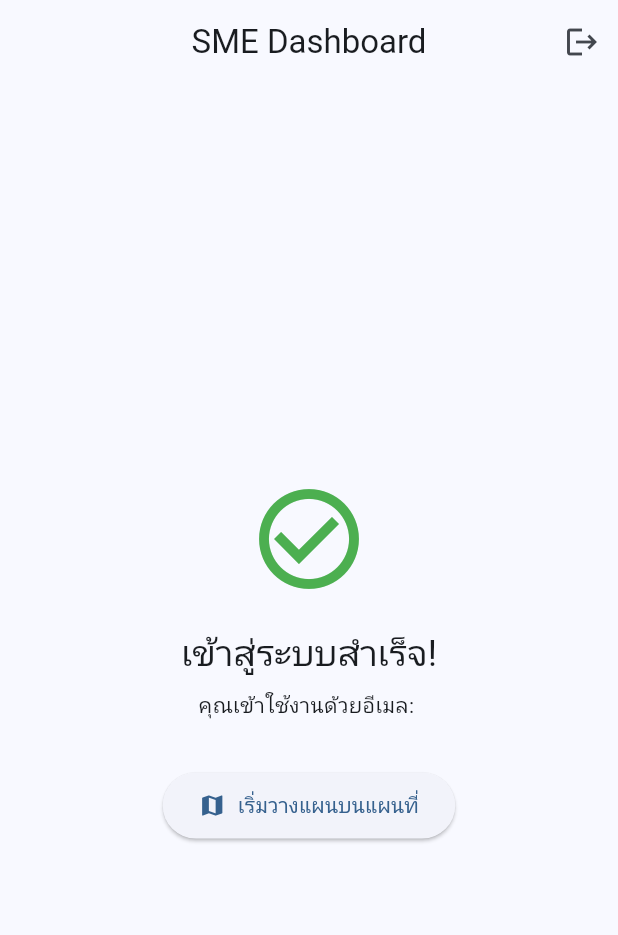
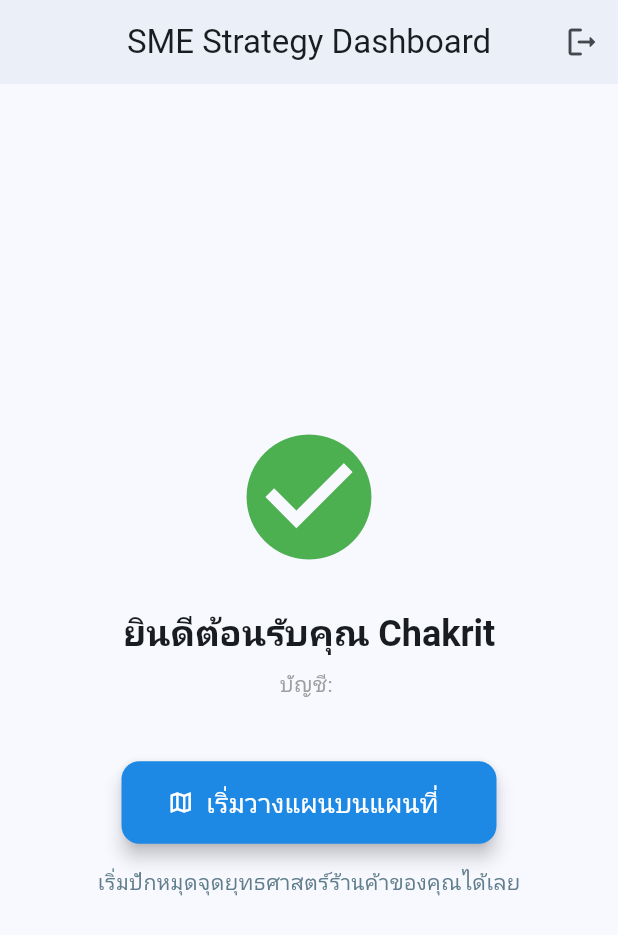
Before and after one commit to mncoding025-create/flutter_sme_map_strategy, a Flutter app: the screen it shows once a user with an empty profile is signed in, on a phone screen of 412 x 824 dp. Shown: the top 935 px of the screen. Run offline on Flutter 3.47's test engine with Material 3 defaults, Android fonts, the phone set to English and light mode, and no system bars; our stand-ins replace flutter_dotenv, google_maps_flutter, supabase_flutter; accounts and stored records are empty.

Commit message:
Do little Dashboard

```diff
--- a/lib/main.dart
+++ b/lib/main.dart
@@ -1,14 +1,16 @@
 import 'package:flutter/material.dart';
 import 'package:flutter_dotenv/flutter_dotenv.dart';
 import 'package:supabase_flutter/supabase_flutter.dart';
+// ต้องมั่นใจว่ามีไฟล์ map_page.dart อยู่ในโฟลเดอร์ views นะครับ
 import 'package:flutter_sme_map_strategy/views/login_page.dart';
+import 'package:flutter_sme_map_strategy/views/map_page.dart';
 
 Future<void> main() async {
   // 1. ตรวจสอบการเชื่อมต่อกับ Native Platform
   WidgetsFlutterBinding.ensureInitialized();
 
   try {
-    // 2. โหลดไฟล์ .env
+    // 2. โหลดไฟล์ .env (สำหรับ API Key ต่างๆ)
     await dotenv.load(fileName: ".env");
     print("✅ .env loaded successfully");
 
@@ -16,7 +18,6 @@ Future<void> main() async {
     await Supabase.initialize(
       url: dotenv.env['SUPABASE_URL'] ?? '',
       anonKey: dotenv.env['SUPABASE_ANON_KEY'] ?? '',
-      // ตั้งค่า Auth สำหรับ Web ให้เสถียรขึ้น
       authOptions: const FlutterAuthClientOptions(
         authFlowType: AuthFlowType.pkce,
       ),
@@ -29,7 +30,7 @@ Future<void> main() async {
   runApp(const MyApp());
 }
 
-// ตัวแปรลัดสำหรับเรียกใช้ Supabase Client
+// ตัวแปรลัดสำหรับเรียกใช้ Supabase Client ทั่วทั้งแอป
 final supabase = Supabase.instance.client;
 
 class MyApp extends StatelessWidget {
@@ -42,9 +43,10 @@ class MyApp extends StatelessWidget {
       debugShowCheckedModeBanner: false,
       theme: ThemeData(
         useMaterial3: true,
-        colorSchemeSeed: Colors.blue,
+        colorSchemeSeed: Colors.blue, // ใช้สีฟ้าเป็นธีมหลัก
+        brightness: Brightness.light,
       ),
-      // เริ่มต้นที่หน้าเช็คสถานะ Login
+      // ด่านแรก: เช็คว่า Login หรือยัง
       home: const AuthCheckPage(),
     );
   }
@@ -61,7 +63,7 @@ class _AuthCheckPageState extends State<AuthCheckPage> {
   @override
   void initState() {
     super.initState();
-    // ฟังการเปลี่ยนแปลงสถานะ Login (เช่น พอกด Magic Link ปุ๊บ ให้เปลี่ยนหน้าปั๊บ)
+    // ติดตามสถานะการเข้าสู่ระบบ
     supabase.auth.onAuthStateChange.listen((data) {
       if (mounted) {
         setState(() {});
@@ -71,56 +73,84 @@ class _AuthCheckPageState extends State<AuthCheckPage> {
 
   @override
   Widget build(BuildContext context) {
-    // เช็ค Session ปัจจุบัน
     final session = supabase.auth.currentSession;
 
     if (session != null) {
-      // --- หน้าจอหลังจาก Login สำเร็จ ---
+      // --- ส่วนหน้าจอ Dashboard เมื่อ Login สำเร็จ ---
       return Scaffold(
         appBar: AppBar(
-          title: const Text('SME Dashboard'),
+          title: const Text('SME Strategy Dashboard'),
           centerTitle: true,
+          elevation: 2,
           actions: [
             IconButton(
-              icon: const Icon(Icons.logout),
-              tooltip: 'ออกจากระบบ',
+              icon: const Icon(Icons.logout_rounded),
               onPressed: () async {
                 await supabase.auth.signOut();
               },
             )
           ],
         ),
-        body: Center(
+        body: Container(
+          width: double.infinity,
+          padding: const EdgeInsets.all(24.0),
           child: Column(
             mainAxisAlignment: MainAxisAlignment.center,
             children: [
-              const Icon(Icons.check_circle_outline,
-                  color: Colors.green, size: 80),
-              const SizedBox(height: 20),
+              const Icon(Icons.check_circle, color: Colors.green, size: 100),
+              const SizedBox(height: 24),
               Text(
-                'เข้าสู่ระบบสำเร็จ!',
-                style: Theme.of(context).textTheme.headlineSmall,
+                'ยินดีต้อนรับคุณ Chakrit',
+                style: Theme.of(context).textTheme.headlineSmall?.copyWith(
+                      fontWeight: FontWeight.bold,
+                    ),
               ),
               const SizedBox(height: 8),
-              Text('คุณเข้าใช้งานด้วยอีเมล: ${session.user.email}'),
-              const SizedBox(height: 32),
-              ElevatedButton.icon(
-                onPressed: () {
-                  // TODO: นำทางไปหน้าแผนที่ (ที่เรากำลังจะสร้าง)
-                },
-                icon: const Icon(Icons.map),
-                label: const Text('เริ่มวางแผนบนแผนที่'),
-                style: ElevatedButton.styleFrom(
-                  padding:
-                      const EdgeInsets.symmetric(horizontal: 24, vertical: 12),
+              Text(
+                'บัญชี: ${session.user.email}',
+                style: const TextStyle(color: Colors.grey),
+              ),
+              const SizedBox(height: 40),
+
+              // ปุ่มนำทางไปหน้าแผนที่ (หัวใจหลักของแอปเรา)
+              SizedBox(
+                width: 250,
+                height: 55,
+                child: ElevatedButton.icon(
+                  onPressed: () {
+                    // คำสั่งเปลี่ยนหน้าไปหน้าแผนที่
+                    Navigator.push(
+                      context,
+                      MaterialPageRoute(builder: (context) => const MapPage()),
+                    );
+                  },
+                  icon: const Icon(Icons.map_outlined),
+                  label: const Text(
+                    'เริ่มวางแผนบนแผนที่',
+                    style: TextStyle(fontSize: 18),
+                  ),
+                  style: ElevatedButton.styleFrom(
+                    backgroundColor: Colors.blue.shade600,
+                    foregroundColor: Colors.white,
+                    shape: RoundedRectangleBorder(
+                      borderRadius: BorderRadius.circular(12),
+                    ),
+                    elevation: 5,
+                  ),
                 ),
+              ),
+
+              const SizedBox(height: 16),
+              const Text(
+                'เริ่มปักหมุดจุดยุทธศาสตร์ร้านค้าของคุณได้เลย',
+                style: TextStyle(fontSize: 14, color: Colors.blueGrey),
               ),
             ],
           ),
         ),
       );
     } else {
-      // --- ถ้ายังไม่ Login ให้แสดงหน้า LoginPage ---
+      // --- ถ้ายังไม่ได้ Login ให้ไปหน้า Login ---
       return const LoginPage();
     }
   }
```
Also changed, not shown: lib/views/map_page.dart (added, +28 -0 lines), 1 other file.
